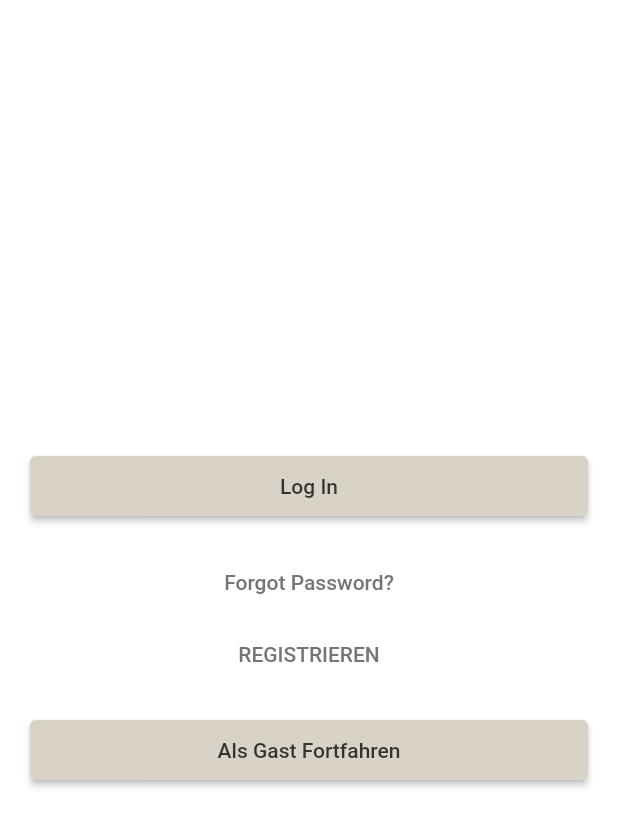
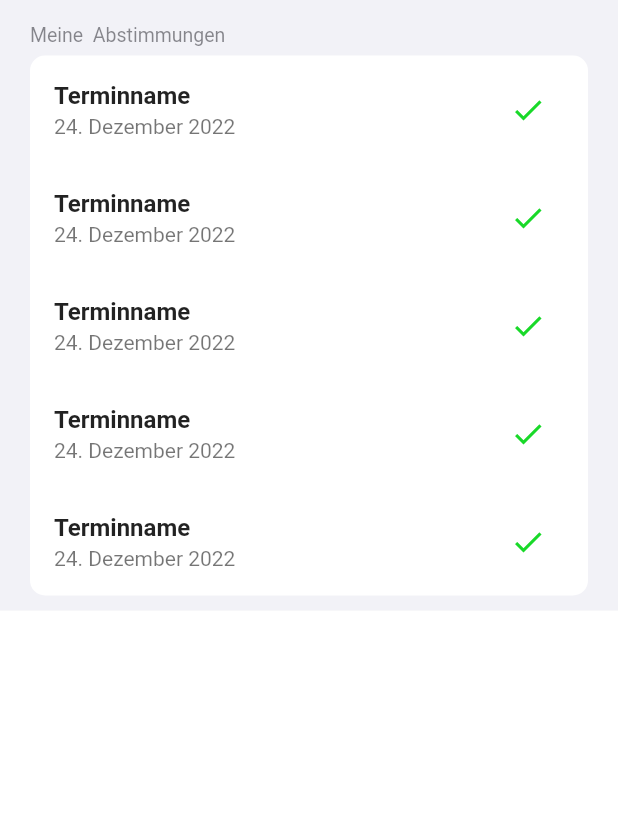
Before and after one commit to hytechat/termino-dev, a Flutter app: the HomePage screen opened directly, on a phone screen of 412 x 824 dp. Shown: the top 827 px of the screen. Run offline on Flutter 3.47's test engine with Material 2 defaults, Android fonts, the phone set to English and light mode, and no system bars; our stand-ins replace email_validator, flutter_tts, fluttertoast; missing offline and left inert: syncfusion_flutter_pdfviewer, syncfusion_flutter_pdfviewer_web.

Commit message:
homepage durch Abstimmungen erweitert

```diff
--- a/frontend/lib/data/model/meeting_model.dart
+++ b/frontend/lib/data/model/meeting_model.dart
@@ -79,6 +79,10 @@ class MeetingModel {
     return this.title;
   }
 
+  bool? getStatus(){
+    return this.isClosed;
+  }
+
   @override
   String toString() {
     return 'Meeting: {id: ${id},title: ${title},place: ${place},description: ${description},organizerName: ${organizerName},organizerEmail: ${organizerEmail},isVoteAnonymous: ${isVoteAnonymous},isMailMandatory: ${isMailMandatory},isMaybeable: ${isMaybeable},wholeday : ${wholeday},isClosed: ${isClosed},createdAt: ${createdAt},closedAT: ${closedAt},options: ${options}}';
--- a/frontend/lib/pages/pagesGeruest/views/home_page.dart
+++ b/frontend/lib/pages/pagesGeruest/views/home_page.dart
@@ -1,18 +1,26 @@
+import 'dart:core';
+
 import 'package:flutter/cupertino.dart';
 import 'package:flutter/material.dart';
+import 'package:http/http.dart';
+import 'package:intl/intl.dart';
 import 'package:termino_frontend/config/config_expo.dart';
 import 'package:termino_frontend/data/model/meeting_model.dart';
 import 'package:termino_frontend/data/repository/meeting_repository.dart';
 import 'package:termino_frontend/pages/abstimmung_teilnehmen_popUP/viewsa/abstimmung_teilnehmen_page.dart';
 import 'package:termino_frontend/pages/pagesGeruest/views/register_page.dart';
+import 'package:termino_frontend/pages/pagesGeruest/views/termine_einsehen_page.dart';
+
 
 class HomePage extends StatefulWidget {
   late MeetingModel geholtesMeeting;
-  // var _datumTestVar;
-  // var _datumsArray;
 
-  @override
-  _HomePageState createState() => _HomePageState();
+final List<String> meineAbstimmungen = ['AAA', 'BBB', 'CCC','DDD','EEE'];
+final List<String> Date = ['01.01.2022', '01.02.2022', '01.03.2022', '01.04.2022', '01.05.2022'];
+
+
+@override
+ _HomePageState createState() => _HomePageState();
 }
 
 //test
@@ -20,9 +28,81 @@ class HomePage extends StatefulWidget {
 class _HomePageState extends State<HomePage> {
   final MeetingRepostiory meetingRepostiory = JsonMeetingRepository();
 
-  @override
+  get meineAbstimmungen => null;
+
+
+@override
   Widget build(BuildContext context) {
-    _fetchMeeting('666');
+    return CupertinoPageScaffold(
+      backgroundColor: Colourpalette.backgroundhellbeigeGrau,
+      child: Center(
+        child: Column(
+          mainAxisAlignment: MainAxisAlignment.start,
+          children: <Widget>[
+            _buildMeineAbstimmungen(),
+
+          ],
+        ),
+      ),
+    );
+  }
+
+Widget _buildMeineAbstimmungen() {
+    return Material(
+      child: CupertinoFormSection.insetGrouped(
+        header: const Text('Meine  Abstimmungen'),
+        children: [
+          Column(
+            children: widget.meineAbstimmungen
+                .map((item) => _buildVoteFinished(
+                    item)) // meine Idee bei den Map funktionen wäre nur die ersten 3 oder 5 anzuzeigen und dann muss man über view all die anderen ansehen
+                .toList(),
+
+          ),
+        ],
+      ),
+    );
+  }
+
+  Widget _buildVoteFinished(String item) {
+    return ListTile(
+      trailing: basicIconButton(
+          Icon(Icons.check),
+          () {} // hier muss dann das entsprechende fenster geöffnet werden
+          ,
+          Color.fromARGB(255, 25, 217, 41)),
+      title: Text(
+         'Terminname',
+          style: TextStyle(
+  	      fontWeight: FontWeight.bold),
+           ),
+          subtitle: Text('24. Dezember 2022'),
+    );
+  }
+
+
+   Widget _buildVoteOpen(String item) {
+    return ListTile(
+      trailing: basicIconButton(
+          Icon(Icons.question_mark_rounded),
+          () {} // hier muss dann das entsprechende fenster geöffnet werden
+          ,
+          Color.fromARGB(255, 25, 217, 41)),
+      title: Text(
+         'Terminname',
+          style: TextStyle(
+  	      fontWeight: FontWeight.bold),
+           ),
+          subtitle: Text('24. Dezember 2022'),
+    );
+  }
+
+
+
+
+}
+  /*@override
+  Widget build(BuildContext context) {
     return Container(
       color: Colourpalette.backgroundhellbeigeGrau,
       child: Column(
@@ -72,11 +152,14 @@ class _HomePageState extends State<HomePage> {
       ),
     );
   }
+  */
+
 //--------------------------api shiat zum aufrufen der termin teilnehmen page------------------------------------
 
-  void _fetchMeeting(String id) async {
+  /*void _fetchMeeting(String id) async {
     meetingRepostiory.getMeetingById(id).then((meeting) {
       widget.geholtesMeeting = meeting;
     });
   }
 }
+*/
```
Also changed, not shown: 2 other files.
